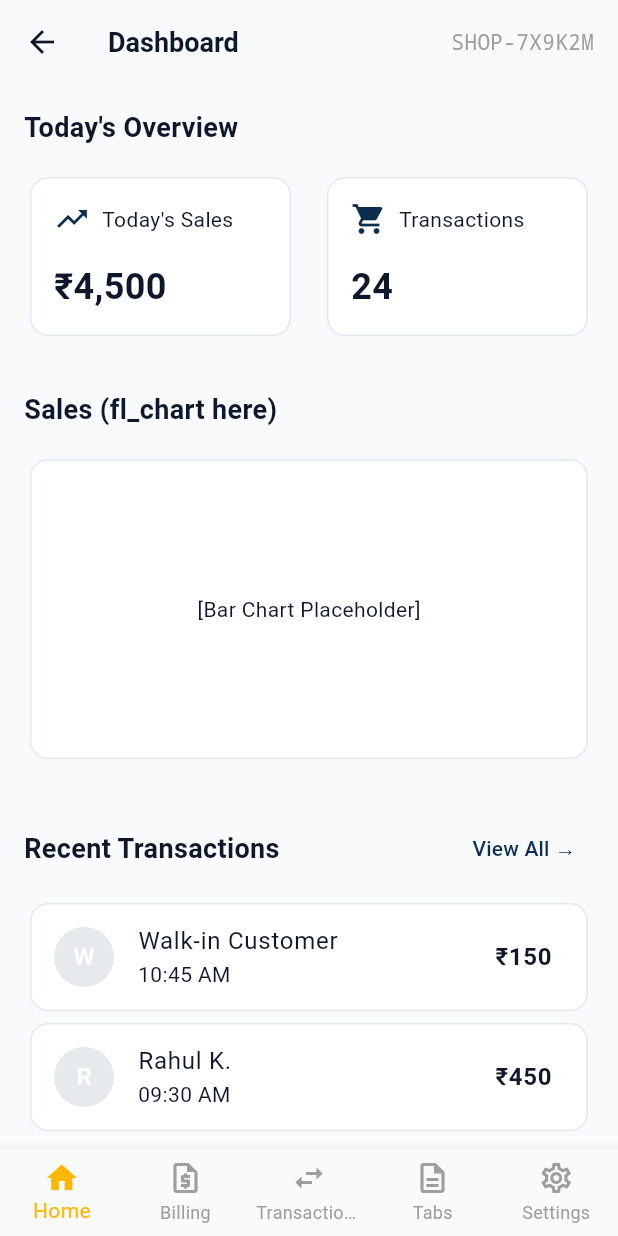
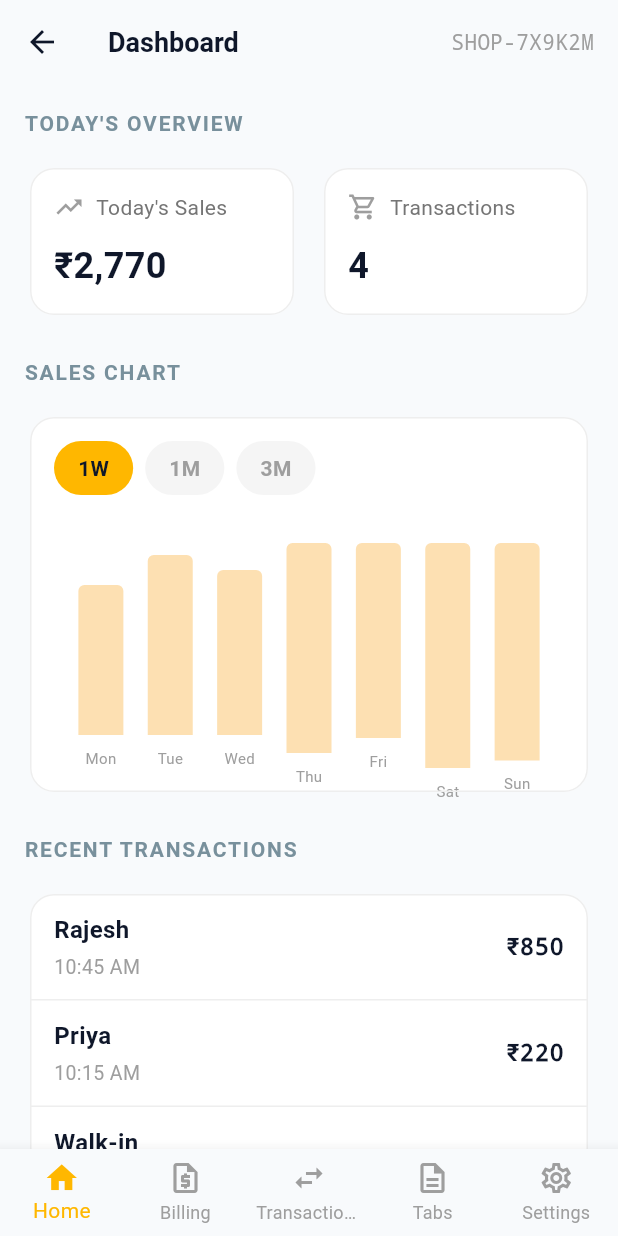
Before and after one commit to codecrew-306/simple_billing_app, a Flutter app: the DashboardScreen screen opened by its route, on a phone screen of 412 x 824 dp. Run offline on Flutter 3.47's test engine with Material 3 defaults, Android fonts, the phone set to English and light mode, and no system bars; our stand-ins replace flutter_riverpod, get.

Commit message:
feat: design overhaul - dashboard screen UI

```diff
--- a/lib/views/screens/dashboard_screen.dart
+++ b/lib/views/screens/dashboard_screen.dart
@@ -27,12 +27,20 @@ class DashboardScreen extends StatelessWidget {
           crossAxisAlignment: CrossAxisAlignment.stretch,
           children: [
             // Today's Overview
-            const Text('Today\'s Overview', style: TextStyle(fontSize: 18, fontWeight: FontWeight.bold)),
+            Text(
+              'TODAY\'S OVERVIEW',
+              style: TextStyle(fontSize: 14, fontWeight: FontWeight.bold, color: Colors.blueGrey.shade400, letterSpacing: 1.2),
+            ),
             const SizedBox(height: 16),
             Row(
               children: [
                 Expanded(
                   child: Card(
+                    elevation: 0,
+                    shape: RoundedRectangleBorder(
+                      borderRadius: BorderRadius.circular(16),
+                      side: BorderSide(color: Colors.grey.shade200),
+                    ),
                     child: Padding(
                       padding: const EdgeInsets.all(16.0),
                       child: Column(
@@ -40,21 +48,26 @@ class DashboardScreen extends StatelessWidget {
                         children: [
                           Row(
                             children: [
-                              Icon(Icons.trending_up, color: Theme.of(context).primaryColor),
+                              Icon(Icons.trending_up, color: Colors.grey.shade500, size: 20),
                               const SizedBox(width: 8),
-                              const Text('Today\'s Sales'),
+                              Text('Today\'s Sales', style: TextStyle(color: Colors.grey.shade600)),
                             ],
                           ),
-                          const SizedBox(height: 16),
-                          const Text('₹4,500', style: TextStyle(fontSize: 24, fontWeight: FontWeight.bold)),
+                          const SizedBox(height: 12),
+                          const Text('₹2,770', style: TextStyle(fontSize: 24, fontWeight: FontWeight.bold)),
                         ],
                       ),
                     ),
                   ),
                 ),
-                const SizedBox(width: 16),
+                const SizedBox(width: 12),
                 Expanded(
                   child: Card(
+                    elevation: 0,
+                    shape: RoundedRectangleBorder(
+                      borderRadius: BorderRadius.circular(16),
+                      side: BorderSide(color: Colors.grey.shade200),
+                    ),
                     child: Padding(
                       padding: const EdgeInsets.all(16.0),
                       child: Column(
@@ -62,13 +75,13 @@ class DashboardScreen extends StatelessWidget {
                         children: [
                           Row(
                             children: [
-                              Icon(Icons.shopping_cart, color: Theme.of(context).primaryColor),
+                              Icon(Icons.shopping_cart_outlined, color: Colors.grey.shade500, size: 20),
                               const SizedBox(width: 8),
-                              const Text('Transactions'),
+                              Text('Transactions', style: TextStyle(color: Colors.grey.shade600)),
                             ],
                           ),
-                          const SizedBox(height: 16),
-                          const Text('24', style: TextStyle(fontSize: 24, fontWeight: FontWeight.bold)),
+                          const SizedBox(height: 12),
+                          const Text('4', style: TextStyle(fontSize: 24, fontWeight: FontWeight.bold)),
                         ],
                       ),
                     ),
@@ -77,50 +90,145 @@ class DashboardScreen extends StatelessWidget {
               ],
             ),
 
-            const SizedBox(height: 32),
+            const SizedBox(height: 24),
 
-            // Temporary Chart Placeholder
-            const Text('Sales (fl_chart here)', style: TextStyle(fontSize: 18, fontWeight: FontWeight.bold)),
+            Text(
+              'SALES CHART',
+              style: TextStyle(fontSize: 14, fontWeight: FontWeight.bold, color: Colors.blueGrey.shade400, letterSpacing: 1.2),
+            ),
             const SizedBox(height: 16),
             Card(
-              child: Container(
-                height: 200,
-                alignment: Alignment.center,
-                child: const Text('[Bar Chart Placeholder]'),
+              elevation: 0,
+              shape: RoundedRectangleBorder(
+                borderRadius: BorderRadius.circular(16),
+                side: BorderSide(color: Colors.grey.shade200),
+              ),
+              child: Padding(
+                padding: const EdgeInsets.all(16.0),
+                child: Column(
+                  children: [
+                    Row(
+                      children: [
+                        Container(
+                          padding: const EdgeInsets.symmetric(horizontal: 16, vertical: 8),
+                          decoration: BoxDecoration(
+                            color: Theme.of(context).colorScheme.secondary,
+                            borderRadius: BorderRadius.circular(20),
+                          ),
+                          child: const Text('1W', style: TextStyle(fontWeight: FontWeight.bold)),
+                        ),
+                        const SizedBox(width: 8),
+                        Container(
+                          padding: const EdgeInsets.symmetric(horizontal: 16, vertical: 8),
+                          decoration: BoxDecoration(
+                            color: Colors.grey.shade100,
+                            borderRadius: BorderRadius.circular(20),
+                          ),
+                          child: Text('1M', style: TextStyle(fontWeight: FontWeight.bold, color: Colors.grey.shade500)),
+                        ),
+                        const SizedBox(width: 8),
+                        Container(
+                          padding: const EdgeInsets.symmetric(horizontal: 16, vertical: 8),
+                          decoration: BoxDecoration(
+                            color: Colors.grey.shade100,
+                            borderRadius: BorderRadius.circular(20),
+                          ),
+                          child: Text('3M', style: TextStyle(fontWeight: FontWeight.bold, color: Colors.grey.shade500)),
+                        ),
+                      ],
+                    ),
+                    const SizedBox(height: 32),
+                    // Dummy chart bars
+                    SizedBox(
+                      height: 150,
+                      child: Row(
+                        crossAxisAlignment: CrossAxisAlignment.end,
+                        mainAxisAlignment: MainAxisAlignment.spaceEvenly,
+                        children: [
+                          _buildBar(100, 'Mon'),
+                          _buildBar(120, 'Tue'),
+                          _buildBar(110, 'Wed'),
+                          _buildBar(140, 'Thu'),
+                          _buildBar(130, 'Fri'),
+                          _buildBar(150, 'Sat'),
+                          _buildBar(145, 'Sun'),
+                        ],
+                      ),
+                    ),
+                  ],
+                ),
               ),
             ),
 
-            const SizedBox(height: 32),
+            const SizedBox(height: 24),
 
             // Recent Transactions
-            Row(
-              mainAxisAlignment: MainAxisAlignment.spaceBetween,
-              children: [
-                const Text('Recent Transactions', style: TextStyle(fontSize: 18, fontWeight: FontWeight.bold)),
-                TextButton(onPressed: () {}, child: const Text('View All \u2192')),
-              ],
+            Text(
+              'RECENT TRANSACTIONS',
+              style: TextStyle(fontSize: 14, fontWeight: FontWeight.bold, color: Colors.blueGrey.shade400, letterSpacing: 1.2),
             ),
-            const SizedBox(height: 8),
+            const SizedBox(height: 16),
             Card(
-              child: ListTile(
-                leading: CircleAvatar(backgroundColor: Theme.of(context).primaryColor.withOpacity(0.1), child: const Text('W')),
-                title: const Text('Walk-in Customer'),
-                subtitle: const Text('10:45 AM'),
-                trailing: const Text('₹150', style: TextStyle(fontWeight: FontWeight.bold, fontSize: 16)),
+              elevation: 0,
+              shape: RoundedRectangleBorder(
+                borderRadius: BorderRadius.circular(16),
+                side: BorderSide(color: Colors.grey.shade200),
+              ),
+              child: Column(
+                children: [
+                  _buildTransactionTile('Rajesh', '10:45 AM', '₹850', isLast: false),
+                  Divider(height: 1, color: Colors.grey.shade200),
+                  _buildTransactionTile('Priya', '10:15 AM', '₹220', isLast: false),
+                  Divider(height: 1, color: Colors.grey.shade200),
+                  _buildTransactionTile('Walk-in', '09:50 AM', '₹1,250', isLast: false),
+                  Divider(height: 1, color: Colors.grey.shade200),
+                  _buildTransactionTile('Amit', '09:20 AM', '₹450', isLast: true),
+                ],
               ),
             ),
-            Card(
-              child: ListTile(
-                leading: CircleAvatar(backgroundColor: Theme.of(context).primaryColor.withOpacity(0.1), child: const Text('R')),
-                title: const Text('Rahul K.'),
-                subtitle: const Text('09:30 AM'),
-                trailing: const Text('₹450', style: TextStyle(fontWeight: FontWeight.bold, fontSize: 16)),
-              ),
-            ),
+            const SizedBox(height: 16),
           ],
         ),
       ),
       bottomNavigationBar: const BottomNavBar(currentIndex: 0),
     );
   }
+
+  Widget _buildBar(double height, String label) {
+    return Column(
+      mainAxisAlignment: MainAxisAlignment.end,
+      children: [
+        Container(
+          width: 30,
+          height: height,
+          decoration: BoxDecoration(
+            color: const Color(0xFFFDE0B2), // Beige color for dummy chart
+            borderRadius: const BorderRadius.vertical(top: Radius.circular(4)),
+          ),
+        ),
+        const SizedBox(height: 8),
+        Text(label, style: const TextStyle(fontSize: 10, color: Colors.grey)),
+      ],
+    );
+  }
+
+  Widget _buildTransactionTile(String name, String time, String amount, {required bool isLast}) {
+    return Padding(
+      padding: const EdgeInsets.symmetric(horizontal: 16.0, vertical: 12.0),
+      child: Row(
+        mainAxisAlignment: MainAxisAlignment.spaceBetween,
+        children: [
+          Column(
+            crossAxisAlignment: CrossAxisAlignment.start,
+            children: [
+              Text(name, style: const TextStyle(fontWeight: FontWeight.bold, fontSize: 16)),
+              const SizedBox(height: 4),
+              Text(time, style: TextStyle(color: Colors.grey.shade500, fontSize: 13)),
+            ],
+          ),
+          Text(amount, style: const TextStyle(fontWeight: FontWeight.bold, fontSize: 16, fontFamily: 'monospace')),
+        ],
+      ),
+    );
+  }
 }
```
